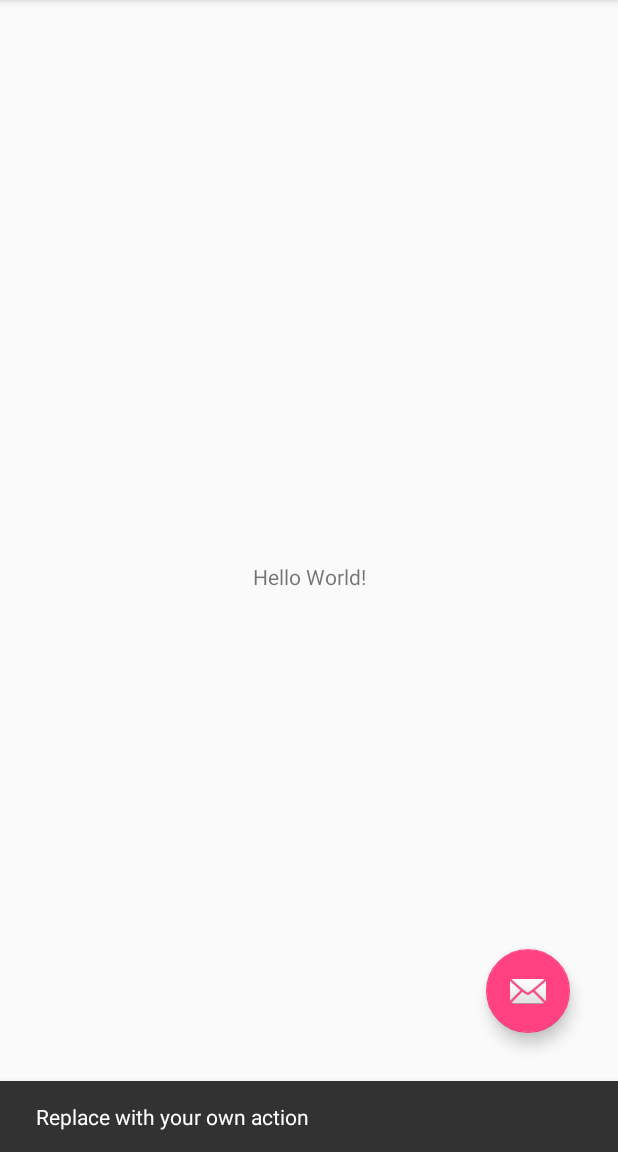
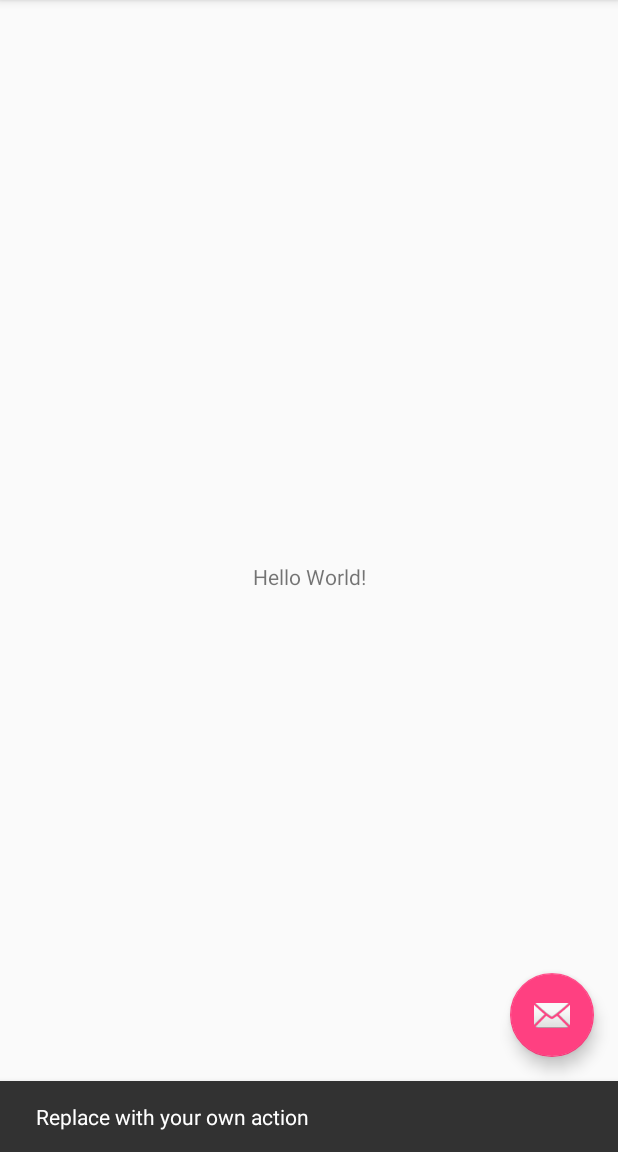
Before and after one commit to lukewulf/LukesTestProject, an Android app: the screen it shows after launch (MainActivity), after a tap on an icon or button, on a phone screen of 412 x 824 dp, the part 84-1236 px from its top. Run offline under Robolectric (Android 15) with nearby library versions, the phone set to English and light mode, and no system bars.

Commit message:
Revert "Changed margin size"
This reverts commit 690946d86889184e5ebd87cc932dc7a5835354ac.

```diff
--- a/app/src/main/AndroidManifest.xml
+++ b/app/src/main/AndroidManifest.xml
@@ -1,6 +1,6 @@
 <?xml version="1.0" encoding="utf-8"?>
 <manifest xmlns:android="http://schemas.android.com/apk/res/android"
-    package="com.example.luke.testproject" >
+    package="com.example.luke.testproject">
 
     <application
         android:allowBackup="true"
@@ -8,11 +8,11 @@
         android:label="@string/app_name"
         android:roundIcon="@mipmap/ic_launcher_round"
         android:supportsRtl="true"
-        android:theme="@style/AppTheme" >
+        android:theme="@style/AppTheme">
         <activity
             android:name=".MainActivity"
             android:label="@string/app_name"
-            android:theme="@style/AppTheme.NoActionBar" >
+            android:theme="@style/AppTheme.NoActionBar">
             <intent-filter>
                 <action android:name="android.intent.action.MAIN" />
 
--- a/app/src/main/java/com/example/luke/testproject/MainActivity.java
+++ b/app/src/main/java/com/example/luke/testproject/MainActivity.java
@@ -18,7 +18,7 @@ public class MainActivity extends AppCompatActivity {
         Toolbar toolbar = (Toolbar) findViewById(R.id.toolbar);
         setSupportActionBar(toolbar);
 
-       FloatingActionButton fab = (FloatingActionButton) findViewById(R.id.fab);
+        FloatingActionButton fab = (FloatingActionButton) findViewById(R.id.fab);
         fab.setOnClickListener(new View.OnClickListener() {
             @Override
             public void onClick(View view) {
--- a/app/src/main/res/layout/activity_main.xml
+++ b/app/src/main/res/layout/activity_main.xml
@@ -1,6 +1,5 @@
 <?xml version="1.0" encoding="utf-8"?>
-<android.support.design.widget.CoordinatorLayout
-    xmlns:android="http://schemas.android.com/apk/res/android"
+<android.support.design.widget.CoordinatorLayout xmlns:android="http://schemas.android.com/apk/res/android"
     xmlns:app="http://schemas.android.com/apk/res-auto"
     xmlns:tools="http://schemas.android.com/tools"
     android:layout_width="match_parent"
@@ -8,8 +7,8 @@
     tools:context="com.example.luke.testproject.MainActivity">
 
     <android.support.design.widget.AppBarLayout
+        android:layout_width="match_parent"
         android:layout_height="wrap_content"
-        android:layout_width="match_parent"
         android:theme="@style/AppTheme.AppBarOverlay">
 
         <android.support.v7.widget.Toolbar
@@ -21,14 +20,14 @@
 
     </android.support.design.widget.AppBarLayout>
 
-    <include layout="@layout/content_main"/>
+    <include layout="@layout/content_main" />
 
     <android.support.design.widget.FloatingActionButton
         android:id="@+id/fab"
         android:layout_width="wrap_content"
         android:layout_height="wrap_content"
         android:layout_gravity="bottom|end"
-        android:layout_margin="32dp"
+        android:layout_margin="@dimen/fab_margin"
         app:srcCompat="@android:drawable/ic_dialog_email" />
 
 </android.support.design.widget.CoordinatorLayout>
--- a/app/src/main/res/layout/content_main.xml
+++ b/app/src/main/res/layout/content_main.xml
@@ -1,13 +1,12 @@
 <?xml version="1.0" encoding="utf-8"?>
-<android.support.constraint.ConstraintLayout
-    xmlns:android="http://schemas.android.com/apk/res/android"
+<android.support.constraint.ConstraintLayout xmlns:android="http://schemas.android.com/apk/res/android"
+    xmlns:app="http://schemas.android.com/apk/res-auto"
     xmlns:tools="http://schemas.android.com/tools"
-    xmlns:app="http://schemas.android.com/apk/res-auto"
     android:layout_width="match_parent"
     android:layout_height="match_parent"
     app:layout_behavior="@string/appbar_scrolling_view_behavior"
-    tools:showIn="@layout/activity_main"
-    tools:context="com.example.luke.testproject.MainActivity">
+    tools:context="com.example.luke.testproject.MainActivity"
+    tools:showIn="@layout/activity_main">
 
     <TextView
         android:layout_width="wrap_content"
--- a/app/src/main/res/menu/menu_main.xml
+++ b/app/src/main/res/menu/menu_main.xml
@@ -1,9 +1,10 @@
 <menu xmlns:android="http://schemas.android.com/apk/res/android"
     xmlns:app="http://schemas.android.com/apk/res-auto"
     xmlns:tools="http://schemas.android.com/tools"
-    tools:context="com.example.luke.testproject.MainActivity" >
-    <item android:id="@+id/action_settings"
+    tools:context="com.example.luke.testproject.MainActivity">
+    <item
+        android:id="@+id/action_settings"
+        android:orderInCategory="100"
         android:title="@string/action_settings"
-        android:orderInCategory="100"
         app:showAsAction="never" />
 </menu>
--- a/app/src/main/res/values/styles.xml
+++ b/app/src/main/res/values/styles.xml
@@ -7,11 +7,14 @@
         <item name="colorPrimaryDark">@color/colorPrimaryDark</item>
         <item name="colorAccent">@color/colorAccent</item>
     </style>
+
     <style name="AppTheme.NoActionBar">
         <item name="windowActionBar">false</item>
         <item name="windowNoTitle">true</item>
     </style>
+
     <style name="AppTheme.AppBarOverlay" parent="ThemeOverlay.AppCompat.Dark.ActionBar" />
+
     <style name="AppTheme.PopupOverlay" parent="ThemeOverlay.AppCompat.Light" />
 
 </resources>
```
